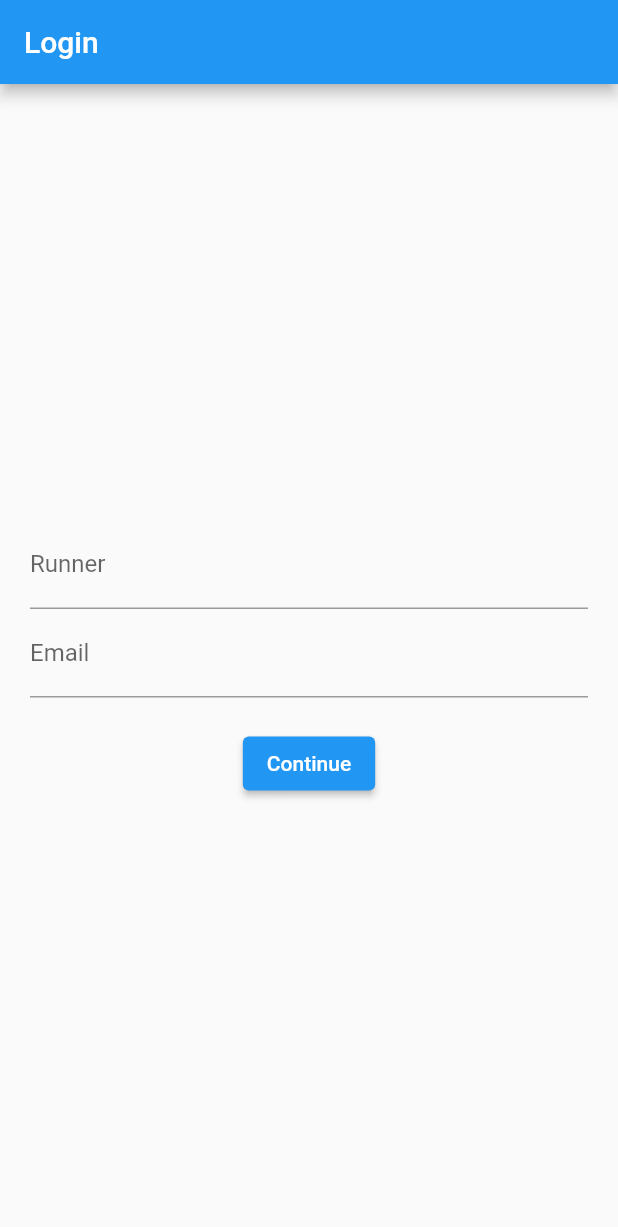
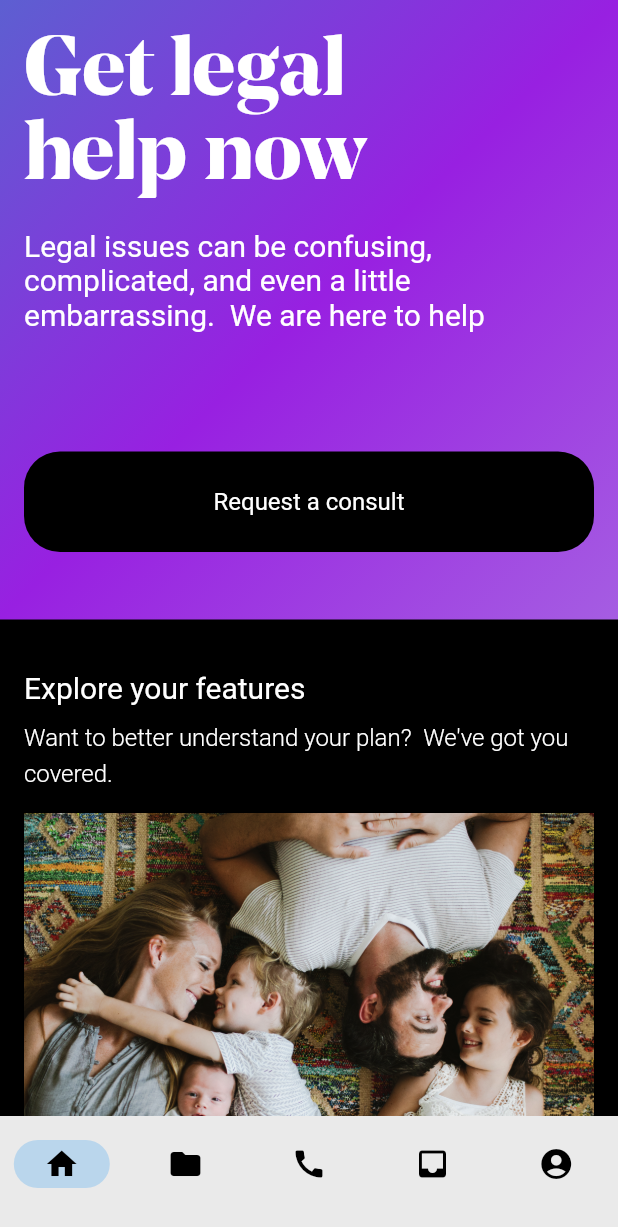
Before and after one commit to sjohnson-pplsi/fluttershield, a Flutter app: the screen it shows after launch, on a phone screen of 412 x 824 dp. Shown: the top 1227 px of the screen. Run offline on Flutter 3.47's test engine with Material 2 defaults, Android fonts, the phone set to English and light mode, and no system bars.

Commit message:
Created mobile pages.

```diff
--- /dev/null
+++ b/lib/home_screen.dart
@@ -0,0 +1,102 @@
+import 'package:flutter/material.dart';
+import 'package:fluttershield/large_button.dart';
+
+class HomeScreen extends StatelessWidget {
+  const HomeScreen({super.key});
+
+  @override
+  Widget build(BuildContext context) {
+    return Scaffold(
+      backgroundColor: Colors.black,
+      body: SingleChildScrollView(
+        child: Column(
+          children: [
+            Container(
+              padding: EdgeInsets.only(left: 16, right: 16, bottom: 5),
+              decoration: const BoxDecoration(
+                  gradient: LinearGradient(
+                      begin: Alignment.topLeft,
+                      end: Alignment.bottomRight,
+                      colors: [
+                    // ["#5D5FD1", "#9820E1", "#A55DE2"
+                    Color(0xff5D5FD1),
+                    Color(0xff9820E1),
+                    Color(0xffA55DE2),
+                  ])),
+              // color: Color(0xff7249d6),
+              child: Column(
+                crossAxisAlignment: CrossAxisAlignment.start,
+                children: [
+                  _header(),
+                  _descriptionText(),
+                  _buttonContainer(),
+                ],
+              ),
+            ),
+            Container(
+              padding:
+                  EdgeInsets.only(left: 16, top: 34, right: 16, bottom: 50),
+              child: Column(
+                  crossAxisAlignment: CrossAxisAlignment.start,
+                  children: [
+                    _entitlementTitle(),
+                    _entitlementDescription(),
+                    Image.asset('assets/family.png'),
+                  ]),
+            ),
+          ],
+        ),
+      ),
+    );
+  }
+
+  Widget _header() {
+    return Container(
+      padding: const EdgeInsets.only(top: 24),
+      child: const Text(
+        "Get legal\nhelp now",
+        style: TextStyle(
+            color: Colors.white,
+            fontFamily: 'SwiftJustice',
+            fontSize: 56,
+            height: 1),
+      ),
+    );
+  }
+
+  Widget _descriptionText() {
+    return Container(
+      padding: const EdgeInsets.only(top: 16, bottom: 80),
+      child: const Text(
+          "Legal issues can be confusing, complicated, and even a little embarrassing.  We are here to help",
+          style: TextStyle(color: Colors.white, fontSize: 20)),
+    );
+  }
+
+  Widget _buttonContainer() {
+    return Container(
+      padding: EdgeInsets.fromLTRB(0, 0, 0, 40),
+      child: LargeButton(text: "Request a consult"),
+    );
+  }
+
+  Widget _entitlementTitle() {
+    return Container(
+        padding: EdgeInsets.only(),
+        child: Text("Explore your features",
+            style: TextStyle(color: Colors.white, fontSize: 20)));
+  }
+
+  Widget _entitlementDescription() {
+    return Container(
+      padding: EdgeInsets.only(top: 8, bottom: 16),
+      child: Text(
+          "Want to better understand your plan?  We've got you covered.",
+          style: TextStyle(
+              color: Colors.white,
+              fontSize: 16,
+              fontWeight: FontWeight.w300,
+              height: 1.5)),
+    );
+  }
+}
--- /dev/null
+++ b/lib/large_button.dart
@@ -0,0 +1,45 @@
+import 'package:flutter/material.dart';
+
+class LargeButton extends StatelessWidget {
+  final String text;
+  final LargeButtonType type;
+
+  const LargeButton({
+    super.key,
+    required this.text,
+    this.type = LargeButtonType.primary,
+  });
+
+  @override
+  Widget build(BuildContext context) {
+    return TextButton(
+      onPressed: () {},
+      style: ButtonStyle(
+          padding: MaterialStateProperty.all(const EdgeInsets.all(24)),
+          shape: MaterialStateProperty.all(
+              RoundedRectangleBorder(borderRadius: BorderRadius.circular(24))),
+          foregroundColor: MaterialStateProperty.all(Colors.white),
+          backgroundColor: MaterialStateProperty.all(
+              type == LargeButtonType.primary
+                  ? Colors.black
+                  : Color(0xffCE0220))),
+      child: SizedBox(
+        width: double.infinity,
+        child: Column(
+          crossAxisAlignment: CrossAxisAlignment.center,
+          children: [
+            Text(
+              text,
+              style: const TextStyle(fontSize: 16, fontWeight: FontWeight.w400),
+            ),
+          ],
+        ),
+      ),
+    );
+  }
+}
+
+enum LargeButtonType {
+  primary,
+  secondary,
+}
--- a/lib/main.dart
+++ b/lib/main.dart
@@ -1,22 +1,69 @@
 import 'package:flutter/material.dart';
+import 'package:fluttershield/call_firm_screen.dart';
+import 'package:fluttershield/home_screen.dart';
+import 'package:fluttershield/requests_screen.dart';
 
 import 'login_screen.dart';
 import 'stopwatch.dart';
 
-void main() => runApp(const StopwatchApp());
+void main() => runApp(const FlutterShield());
 
-class StopwatchApp extends StatelessWidget {
-  const StopwatchApp({super.key});
+class FlutterShield extends StatelessWidget {
+  const FlutterShield({super.key});
 
   @override
   Widget build(BuildContext context) {
-    return MaterialApp(
-      routes: {
-        "/": (context) => const LoginScreen(),
-        LoginScreen.route: (context) => const LoginScreen(),
-        StopWatch.route: (context) => const StopWatch(),
-      },
-      initialRoute: "/",
+    return const MaterialApp(home: RootScreen());
+  }
+}
+
+class RootScreen extends StatefulWidget {
+  const RootScreen({super.key});
+
+  @override
+  State<RootScreen> createState() => _RootScreenState();
+}
+
+class _RootScreenState extends State<RootScreen> {
+  int index = 0;
+
+  _selectScreen(int nextIndex) {
+    setState(() {
+      index = nextIndex;
+    });
+  }
+
+  @override
+  Widget build(BuildContext context) {
+    return Scaffold(
+      bottomNavigationBar: NavigationBar(
+          selectedIndex: index,
+          onDestinationSelected: _selectScreen,
+          destinations: const [
+            NavigationDestination(icon: Icon(Icons.home), label: ""),
+            NavigationDestination(icon: Icon(Icons.folder), label: ""),
+            NavigationDestination(icon: Icon(Icons.call), label: ""),
+            NavigationDestination(icon: Icon(Icons.inbox), label: ""),
+            NavigationDestination(icon: Icon(Icons.account_circle), label: ""),
+          ]),
+      body: _screen(),
     );
   }
+
+  Widget? _screen() {
+    switch (index) {
+      case 0:
+        return const HomeScreen();
+      case 1:
+        return const RequestsScreen();
+      case 2:
+        return const CallFirmScreen();
+      case 3:
+      // return const LoginScreen();
+      case 4:
+      // return const StopWatch();
+      default:
+        return null;
+    }
+  }
 }
```
Also changed, not shown: lib/call_firm_screen.dart (added, +126 -0 lines), lib/inbox_screen.dart (added, +14 -0 lines), lib/page.dart (added, +26 -0 lines), lib/requests_screen.dart (added, +59 -0 lines), pubspec.yaml (+8 -6 lines), assets/SwiftJustice.ttf (added), assets/family.png (added), assets/service_request.png (added), 1 other file.
